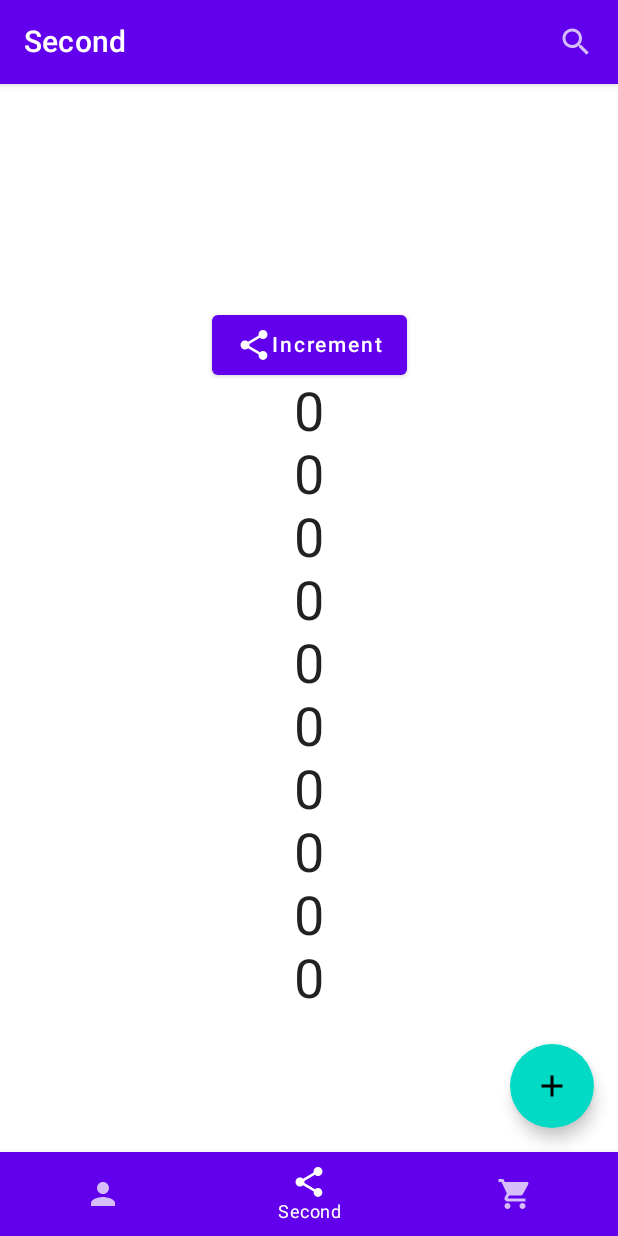
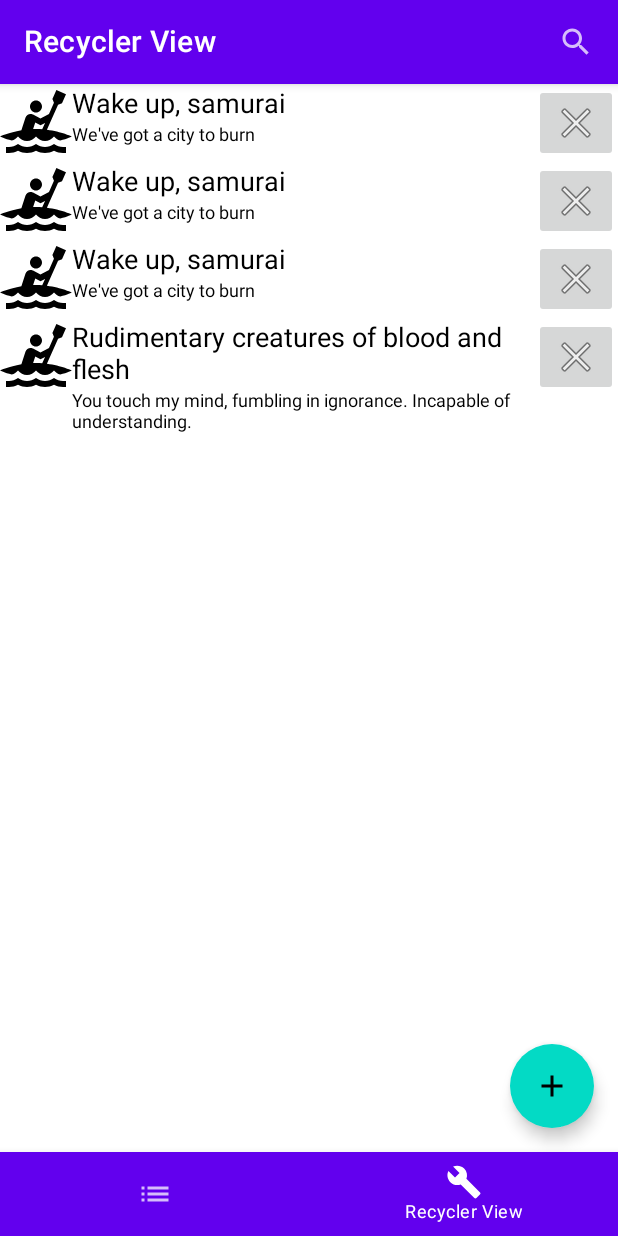
Before and after one commit to CalamityDeadshot/Digital-Pulpit-Compose-Demo, an Android app built with Jetpack Compose: the screen it shows after launch (MainActivity), item 2 of the bottom bar chosen, on a phone screen of 412 x 824 dp. Run offline under Robolectric (Android 15) with nearby library versions, the phone set to English and light mode, and no system bars; our stand-ins replace livedata-compose.

Commit message:
Navigation + View model + RecyclerView comparison

```diff
--- a/app/src/main/java/ru/myitacademy/composedemo/MainActivity.kt
+++ b/app/src/main/java/ru/myitacademy/composedemo/MainActivity.kt
@@ -3,41 +3,34 @@ package ru.myitacademy.composedemo
 import android.os.Bundle
 import androidx.activity.ComponentActivity
 import androidx.activity.compose.setContent
-import androidx.compose.foundation.layout.Arrangement
-import androidx.compose.foundation.layout.Column
-import androidx.compose.foundation.layout.fillMaxSize
+import androidx.activity.viewModels
+import androidx.compose.foundation.layout.Box
+import androidx.compose.foundation.layout.padding
 import androidx.compose.material.*
 import androidx.compose.material.icons.Icons
 import androidx.compose.material.icons.filled.*
 import androidx.compose.runtime.*
-import androidx.compose.ui.Alignment
+import androidx.compose.runtime.livedata.observeAsState
 import androidx.compose.ui.Modifier
-import androidx.compose.ui.graphics.vector.ImageVector
-import androidx.compose.ui.unit.sp
+import androidx.compose.ui.res.stringResource
+import androidx.navigation.compose.rememberNavController
+import ru.myitacademy.composedemo.data.Record
+import ru.myitacademy.composedemo.ui.MainViewModel
+import ru.myitacademy.composedemo.ui.screens.lazy_list.LazyListScreen
+import ru.myitacademy.composedemo.ui.screens.navigation.AppNavigation
+import ru.myitacademy.composedemo.ui.screens.navigation.AppScreen
+import ru.myitacademy.composedemo.ui.screens.recycler_view.RecyclerViewScreen
 import ru.myitacademy.composedemo.ui.theme.ComposeDemoTheme
 
 class MainActivity : ComponentActivity() {
+
+    val mainViewModel: MainViewModel by viewModels()
+
     override fun onCreate(savedInstanceState: Bundle?) {
         super.onCreate(savedInstanceState)
         setContent {
 
-            val screens = listOf(
-                AppScreen(
-                    name = "First",
-                    icon = Icons.Default.Person
-                ),
-                AppScreen(
-                    name = "Second",
-                    icon = Icons.Default.Share
-                ),
-                AppScreen(
-                    name = "Third",
-                    icon = Icons.Default.ShoppingCart
-                )
-            )
-
-            var counter by remember { mutableStateOf(0) }
-            var isTextShown  by remember { mutableStateOf(true) }
+            val screens = AppScreen.getAll()
 
             val scaffoldState = rememberScaffoldState()
 
@@ -45,7 +38,7 @@ class MainActivity : ComponentActivity() {
                 mutableStateOf(screens.first())
             }
 
-            val scope = rememberCoroutineScope()
+            val navController = rememberNavController()
 
             ComposeDemoTheme {
 
@@ -54,7 +47,7 @@ class MainActivity : ComponentActivity() {
                     topBar = {
                         TopAppBar(
                             title = {
-                                Text(selectedScreen.name)
+                                Text(stringResource(selectedScreen.nameResource))
                             },
                             actions = {
                                 IconButton(onClick = {}) {
@@ -67,38 +60,25 @@ class MainActivity : ComponentActivity() {
                         )
                     },
                     content = {
-                        Column(
-                            modifier = Modifier
-                                .fillMaxSize(),
-                            verticalArrangement = Arrangement.Center,
-                            horizontalAlignment = Alignment.CenterHorizontally
+                        Box(
+                            modifier = Modifier.padding(it)
                         ) {
-                            Button(
-                                onClick = {
-                                    counter++
-                                    isTextShown = !isTextShown
-                                }
-                            ) {
-                                Icon(
-                                    imageVector = selectedScreen.icon,
-                                    contentDescription = null
-                                )
-                                Text(text = "Increment")
-                            }
-
-                            if (isTextShown) {
-                                repeat(10) {
-                                    Text(
-                                        text = counter.toString(),
-                                        fontSize = 36.sp
-                                    )
-                                }
-                            }
+                            AppNavigation(
+                                navHostController = navController,
+                                viewModel = mainViewModel
+                            )
                         }
                     },
                     floatingActionButton = {
                         FloatingActionButton(
-                            onClick = {}
+                            onClick = {
+                                mainViewModel.addRecord(
+                                    Record(
+                                        heading = "Whatever",
+                                        subtext = "Subtext"
+                                    )
+                                )
+                            }
                         ) {
                             Icon(
                                 imageVector = Icons.Default.Add,
@@ -108,11 +88,12 @@ class MainActivity : ComponentActivity() {
                     },
                     bottomBar = {
                         BottomNavigation {
-                            screens.forEach { screen ->
+                            AppScreen.getAll().forEach { screen ->
                                 BottomNavigationItem(
                                     selected = selectedScreen == screen,
                                     onClick = {
                                         selectedScreen = screen
+                                        navController.navigate(screen.route)
                                     },
                                     icon = {
                                         Icon(
@@ -121,7 +102,7 @@ class MainActivity : ComponentActivity() {
                                         )
                                     },
                                     label = {
-                                        Text(text = screen.name)
+                                        Text(text = stringResource(screen.nameResource))
                                     },
                                     alwaysShowLabel = false
                                 )
@@ -133,8 +114,3 @@ class MainActivity : ComponentActivity() {
         }
     }
 }
-
-data class AppScreen(
-    val name: String,
-    val icon: ImageVector
-)
--- /dev/null
+++ b/app/src/main/java/ru/myitacademy/composedemo/data/Record.kt
@@ -0,0 +1,6 @@
+package ru.myitacademy.composedemo.data
+
+data class Record(
+    val heading: String,
+    val subtext: String
+)
--- /dev/null
+++ b/app/src/main/java/ru/myitacademy/composedemo/ui/MainViewModel.kt
@@ -0,0 +1,36 @@
+package ru.myitacademy.composedemo.ui
+
+import androidx.compose.runtime.getValue
+import androidx.compose.runtime.mutableStateOf
+import androidx.compose.runtime.setValue
+import androidx.lifecycle.ViewModel
+import ru.myitacademy.composedemo.data.Record
+
+class MainViewModel: ViewModel() {
+
+    var recordsState by mutableStateOf(
+        listOf(
+            Record(
+                heading = "Wake up, samurai",
+                subtext = "We've got a city to burn"
+            ),
+            Record(
+                heading = "Wake up, samurai",
+                subtext = "We've got a city to burn"
+            ),
+            Record(
+                heading = "Wake up, samurai",
+                subtext = "We've got a city to burn"
+            ),
+            Record(
+                heading = "Rudimentary creatures of blood and flesh",
+                subtext = "You touch my mind, fumbling in ignorance. Incapable of understanding."
+            )
+        )
+    )
+        private set
+
+    fun addRecord(record: Record) {
+        recordsState = recordsState + listOf(record)
+    }
+}
--- /dev/null
+++ b/app/src/main/java/ru/myitacademy/composedemo/ui/screens/lazy_list/LazyListScreen.kt
@@ -0,0 +1,68 @@
+package ru.myitacademy.composedemo.ui.screens.lazy_list
+
+import androidx.compose.foundation.Image
+import androidx.compose.foundation.layout.Column
+import androidx.compose.foundation.layout.Row
+import androidx.compose.foundation.layout.fillMaxSize
+import androidx.compose.foundation.layout.size
+import androidx.compose.foundation.lazy.LazyColumn
+import androidx.compose.foundation.lazy.items
+import androidx.compose.material.Icon
+import androidx.compose.material.IconButton
+import androidx.compose.material.MaterialTheme
+import androidx.compose.material.Text
+import androidx.compose.material.icons.Icons
+import androidx.compose.material.icons.filled.Close
+import androidx.compose.runtime.Composable
+import androidx.compose.runtime.getValue
+import androidx.compose.runtime.livedata.observeAsState
+import androidx.compose.ui.Modifier
+import androidx.compose.ui.res.painterResource
+import androidx.compose.ui.unit.dp
+import androidx.lifecycle.viewmodel.compose.viewModel
+import ru.myitacademy.composedemo.R
+import ru.myitacademy.composedemo.data.Record
+import ru.myitacademy.composedemo.ui.MainViewModel
+
+@Composable
+fun LazyListScreen(
+    mainViewModel: MainViewModel = viewModel()
+) {
+
+    val dataSet = mainViewModel.recordsState
+
+    LazyColumn(
+        modifier = Modifier.fillMaxSize()
+    ) {
+        items(
+            items = dataSet
+        ) { record ->
+            Row {
+                Image(
+                    modifier = Modifier.size(48.dp),
+                    painter = painterResource(R.drawable.ic_baseline_kayaking_24),
+                    contentDescription = null
+                )
+
+                Column(
+                    modifier = Modifier.weight(1f)
+                ) {
+                    Text(
+                        text = record.heading,
+                        style = MaterialTheme.typography.h5
+                    )
+                    Text(
+                        text = record.subtext
+                    )
+                }
+
+                IconButton(onClick = { /*TODO*/ }) {
+                    Icon(
+                        imageVector = Icons.Default.Close,
+                        contentDescription = null
+                    )
+                }
+            }
+        }
+    }
+}
--- /dev/null
+++ b/app/src/main/java/ru/myitacademy/composedemo/ui/screens/navigation/AppNavigation.kt
@@ -0,0 +1,33 @@
+package ru.myitacademy.composedemo.ui.screens.navigation
+
+import androidx.compose.runtime.Composable
+import androidx.navigation.NavHostController
+import androidx.navigation.compose.NavHost
+import androidx.navigation.compose.composable
+import ru.myitacademy.composedemo.ui.MainViewModel
+import ru.myitacademy.composedemo.ui.screens.lazy_list.LazyListScreen
+import ru.myitacademy.composedemo.ui.screens.recycler_view.RecyclerViewScreen
+
+@Composable
+fun AppNavigation(
+    navHostController: NavHostController,
+    viewModel: MainViewModel
+) {
+
+    NavHost(
+        navController = navHostController,
+        startDestination = AppScreen.LazyList.route
+    ) {
+        composable(
+            route = AppScreen.LazyList.route
+        ) {
+            LazyListScreen(viewModel)
+        }
+
+        composable(
+            route = AppScreen.RecyclerView.route
+        ) {
+            RecyclerViewScreen(viewModel)
+        }
+    }
+}
--- /dev/null
+++ b/app/src/main/java/ru/myitacademy/composedemo/ui/screens/navigation/AppScreen.kt
@@ -0,0 +1,25 @@
+package ru.myitacademy.composedemo.ui.screens.navigation
+
+import androidx.annotation.StringRes
+import androidx.compose.material.icons.Icons
+import androidx.compose.material.icons.filled.Build
+import androidx.compose.material.icons.filled.Face
+import androidx.compose.material.icons.filled.List
+import androidx.compose.ui.graphics.vector.ImageVector
+import ru.myitacademy.composedemo.R
+
+sealed class AppScreen(
+    val route: String,
+    @StringRes val nameResource: Int,
+    val icon: ImageVector
+) {
+    object LazyList: AppScreen("lazylist", R.string.screen_lazy_list, Icons.Default.List)
+    object RecyclerView: AppScreen("recyclerview", R.string.screen_recycler_view, Icons.Default.Build)
+
+    companion object {
+        fun getAll() = listOf(
+            LazyList,
+            RecyclerView
+        )
+    }
+}
--- /dev/null
+++ b/app/src/main/java/ru/myitacademy/composedemo/ui/screens/recycler_view/CardRecyclerVewAdapter.kt
@@ -0,0 +1,38 @@
+package ru.myitacademy.composedemo.ui.screens.recycler_view
+
+import android.view.LayoutInflater
+import android.view.View
+import android.view.ViewGroup
+import android.widget.TextView
+import androidx.recyclerview.widget.RecyclerView
+import ru.myitacademy.composedemo.R
+import ru.myitacademy.composedemo.data.Record
+
+class CardRecyclerVewAdapter(
+    var dataSet: List<Record>
+): RecyclerView.Adapter<CardRecyclerVewAdapter.ViewHolder>() {
+
+    inner class ViewHolder(itemView: View) : RecyclerView.ViewHolder(itemView) {
+        val heading: TextView
+        val supportText: TextView
+
+        init {
+            heading = itemView.findViewById(R.id.heading)
+            supportText = itemView.findViewById(R.id.support)
+        }
+    }
+
+    override fun onCreateViewHolder(parent: ViewGroup, viewType: Int): ViewHolder {
+        return ViewHolder(
+            LayoutInflater.from(parent.context)
+                .inflate(R.layout.card_item, parent, false)
+        )
+    }
+
+    override fun onBindViewHolder(holder: ViewHolder, position: Int) {
+        holder.heading.text = dataSet[position].heading
+        holder.supportText.text = dataSet[position].subtext
+    }
+
+    override fun getItemCount(): Int = dataSet.size
+}
--- /dev/null
+++ b/app/src/main/java/ru/myitacademy/composedemo/ui/screens/recycler_view/RecyclerViewScreen.kt
@@ -0,0 +1,38 @@
+package ru.myitacademy.composedemo.ui.screens.recycler_view
+
+import android.view.View
+import androidx.compose.runtime.Composable
+import androidx.compose.runtime.getValue
+import androidx.compose.runtime.livedata.observeAsState
+import androidx.compose.ui.viewinterop.AndroidView
+import androidx.lifecycle.viewmodel.compose.viewModel
+import androidx.recyclerview.widget.LinearLayoutManager
+import androidx.recyclerview.widget.RecyclerView
+import ru.myitacademy.composedemo.data.Record
+import ru.myitacademy.composedemo.ui.MainViewModel
+
+@Composable
+fun RecyclerViewScreen(
+    mainViewModel: MainViewModel = viewModel()
+) {
+
+    val dataSet = mainViewModel.recordsState
+    val adapter = CardRecyclerVewAdapter(dataSet)
+
+    AndroidView(
+        factory = {
+            RecyclerView(it).apply {
+                layoutParams = RecyclerView.LayoutParams(
+                    RecyclerView.LayoutParams.MATCH_PARENT,
+                    RecyclerView.LayoutParams.MATCH_PARENT
+                )
+                setAdapter(adapter)
+                layoutManager = LinearLayoutManager(it)
+                visibility = View.VISIBLE
+            }
+        }
+    ) {
+        adapter.dataSet = dataSet
+        adapter.notifyDataSetChanged()
+    }
+}
--- /dev/null
+++ b/app/src/main/res/drawable/ic_baseline_kayaking_24.xml
@@ -0,0 +1,5 @@
+<vector android:height="24dp" android:tint="#000000"
+    android:viewportHeight="24" android:viewportWidth="24"
+    android:width="24dp" xmlns:android="http://schemas.android.com/apk/res/android">
+    <path android:fillColor="@android:color/white" android:pathData="M21,23c-1.03,0 -2.06,-0.25 -3,-0.75h0c-1.89,1 -4.11,1 -6,0c-1.89,1 -4.11,1 -6,0C5.05,22.75 4.03,23 3,23H2l0,-2h1c1.04,0 2.08,-0.35 3,-1c1.83,1.3 4.17,1.3 6,0c1.83,1.3 4.17,1.3 6,0c0.91,0.65 1.96,1 3,1h1v2H21zM12,5.5c-1.1,0 -2,0.9 -2,2s0.9,2 2,2s2,-0.9 2,-2S13.1,5.5 12,5.5zM24,17.5c0,0 -1.52,0.71 -3.93,1.37c-0.82,-0.23 -1.53,-0.75 -2.07,-1.37c-0.73,0.84 -1.8,1.5 -3,1.5s-2.27,-0.66 -3,-1.5c-0.73,0.84 -1.8,1.5 -3,1.5s-2.27,-0.66 -3,-1.5c-0.54,0.61 -1.25,1.13 -2.07,1.37C1.52,18.21 0,17.5 0,17.5s2.93,-1.36 7.13,-2.08l1.35,-4.17c0.31,-0.95 1.32,-1.47 2.27,-1.16c0.09,0.03 0.19,0.07 0.27,0.11l0,0l2.47,1.3l2.84,-1.5l1.65,-3.71l-0.51,-1.32L18.8,2L22,3.43L20.67,6.4l-1.31,0.5l-3.72,8.34C20.49,15.87 24,17.5 24,17.5zM15.02,12.96l-1.52,0.8l-1.75,-0.92l-0.71,2.17C11.36,15.01 11.68,15 12,15c0.71,0 1.4,0.03 2.07,0.08L15.02,12.96z"/>
+</vector>
--- /dev/null
+++ b/app/src/main/res/layout/card_item.xml
@@ -0,0 +1,50 @@
+<?xml version="1.0" encoding="utf-8"?>
+<LinearLayout xmlns:android="http://schemas.android.com/apk/res/android"
+    xmlns:tools="http://schemas.android.com/tools"
+    android:orientation="horizontal"
+    android:layout_width="match_parent"
+    android:layout_height="wrap_content">
+
+    <ImageView
+        android:id="@+id/card_image"
+        android:layout_width="48dp"
+        android:layout_height="48dp"
+        android:src="@drawable/ic_baseline_kayaking_24" />
+
+    <LinearLayout
+        android:layout_width="match_parent"
+        android:layout_height="wrap_content"
+        android:orientation="horizontal">
+
+        <LinearLayout
+            android:layout_width="0dp"
+            android:layout_height="wrap_content"
+            android:orientation="vertical"
+            android:layout_weight="1">
+
+            <TextView
+                android:id="@+id/heading"
+                android:layout_width="match_parent"
+                android:layout_height="wrap_content"
+                android:textColor="@color/black"
+                android:textSize="18sp"
+                android:text="Wake up, samurai"/>
+
+            <TextView
+                android:id="@+id/support"
+                android:layout_width="match_parent"
+                android:layout_height="wrap_content"
+                android:textColor="@color/black"
+                android:textSize="12sp"
+                android:text="We've got a city to burn"/>
+
+        </LinearLayout>
+
+        <ImageButton
+            android:layout_width="wrap_content"
+            android:layout_height="wrap_content"
+            android:src="@android:drawable/ic_menu_close_clear_cancel" />
+
+    </LinearLayout>
+
+</LinearLayout>
--- a/app/src/main/res/values/strings.xml
+++ b/app/src/main/res/values/strings.xml
@@ -1,3 +1,5 @@
 <resources>
     <string name="app_name">Compose Demo</string>
+    <string name="screen_lazy_list">Lazy List Demo</string>
+    <string name="screen_recycler_view">Recycler View</string>
 </resources>
```
Also changed, not shown: app/build.gradle (+6 -2 lines).
